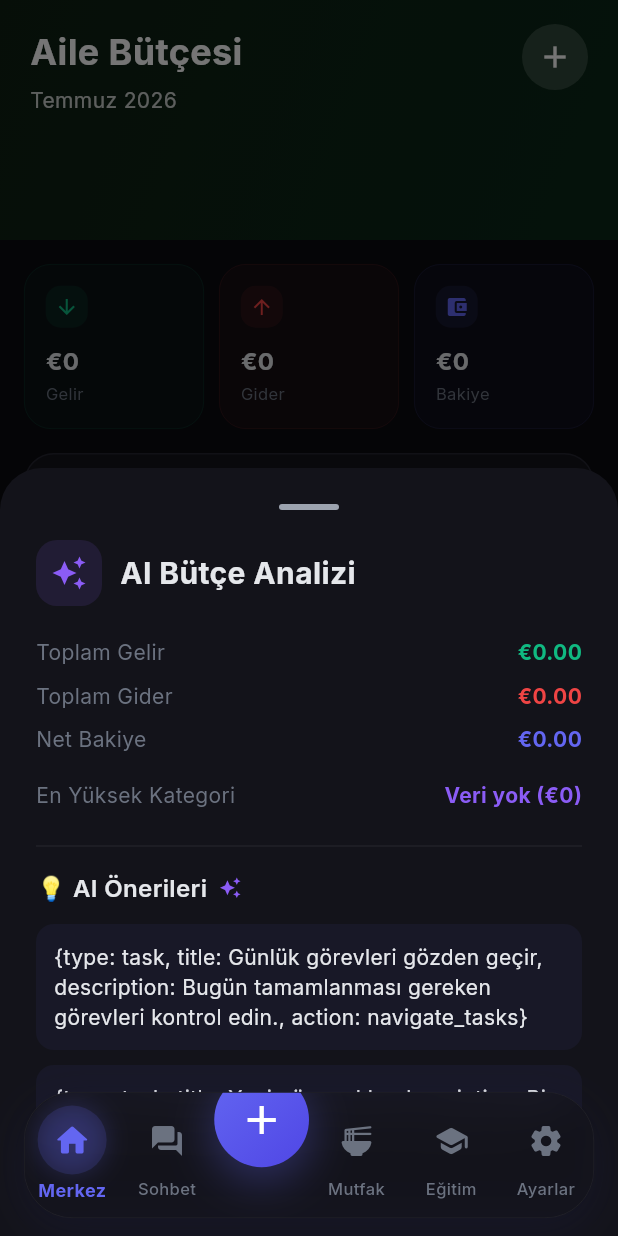
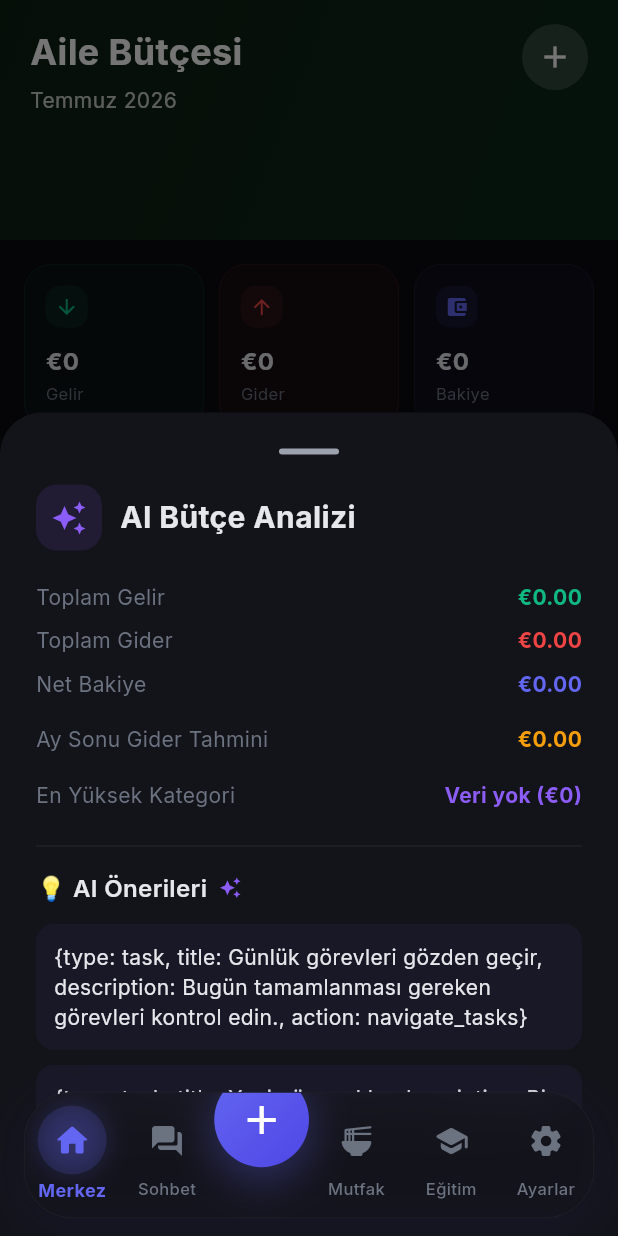
Before and after one commit to mcemkoca/familyhub, a Flutter app: the BudgetScreen screen opened by its route, after a tap on "AI ile Bütçe Analizi", on a phone screen of 412 x 824 dp. Run offline on Flutter 3.47's test engine with Material 3 defaults, Android fonts, the phone set to English and light mode, and no system bars; drawn by our look-alikes of fl_chart; our stand-ins replace app_links, audioplayers, cached_network_image, connectivity_plus, emoji_picker_flutter, envied and 34 more; missing offline and left inert: amplitude_flutter, device_calendar, encrypt, extension_google_sign_in_as_googleapis_auth, flutter_stripe, flutter_webrtc and 9 more; accounts and stored records are empty; generated files the repository leaves out were written again.

Commit message:
feat: Bütçe AI analizinde ay sonu gider tahmini (akıllı projeksiyon)
Bu ayki harcama hızından (gider/gün × aydaki gün) ay sonu toplam gider
tahmini hesaplanıp AI Bütçe Analizi paneline eklendi.

Co-Authored-By: Claude Opus 4.8 <noreply@anthropic.com>

```diff
--- a/lib/presentation/screens/budget/budget_screen.dart
+++ b/lib/presentation/screens/budget/budget_screen.dart
@@ -424,6 +424,9 @@ class _BudgetScreenState extends ConsumerState<BudgetScreen>
             _AIStatRow('Toplam Gider', totalExpense, AppColors.error),
             _AIStatRow('Net Bakiye', totalIncome - totalExpense, const Color(0xFF6366F1)),
             const SizedBox(height: 8),
+            _AIStatRow('Ay Sonu Gider Tahmini', _projectMonthEndExpense(expenseTxs),
+                const Color(0xFFF59E0B)),
+            const SizedBox(height: 8),
             _AIStatRow('En Yüksek Kategori', null, const Color(0xFF8B5CF6),
                 textValue: '$topCategory (${NumberFormat.currency(symbol: '€', decimalDigits: 0).format(topAmount)})'),
             const Divider(height: 32),
@@ -489,6 +492,18 @@ class _BudgetScreenState extends ConsumerState<BudgetScreen>
         ),
       ),
     );
+  }
+
+  /// Bu ayki harcama hızından ay sonu toplam gider tahminini hesaplar.
+  double _projectMonthEndExpense(List<Transaction> expenseTxs) {
+    final now = DateTime.now();
+    final monthExpense = expenseTxs
+        .where((t) => t.createdAt.year == now.year && t.createdAt.month == now.month)
+        .fold<double>(0, (s, t) => s + t.amount);
+    final daysInMonth = DateTime(now.year, now.month + 1, 0).day;
+    final dayOfMonth = now.day;
+    if (dayOfMonth == 0 || monthExpense == 0) return monthExpense;
+    return (monthExpense / dayOfMonth) * daysInMonth;
   }
 
   /// Gemini'den kişiselleştirilmiş bütçe önerileri çeker. Başarısız olursa
```
